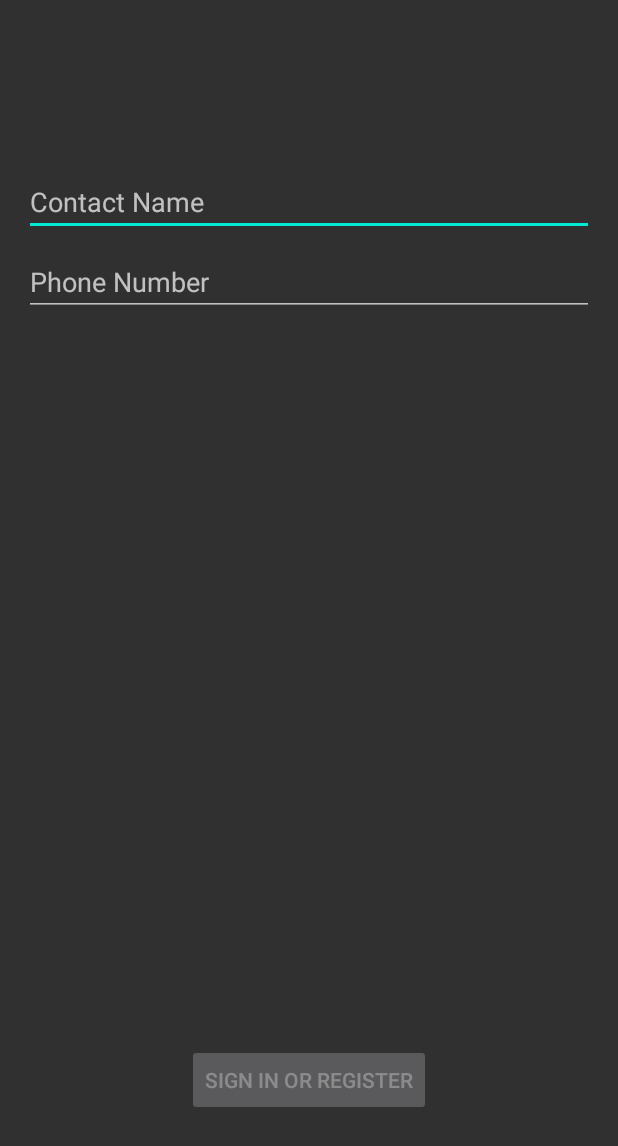
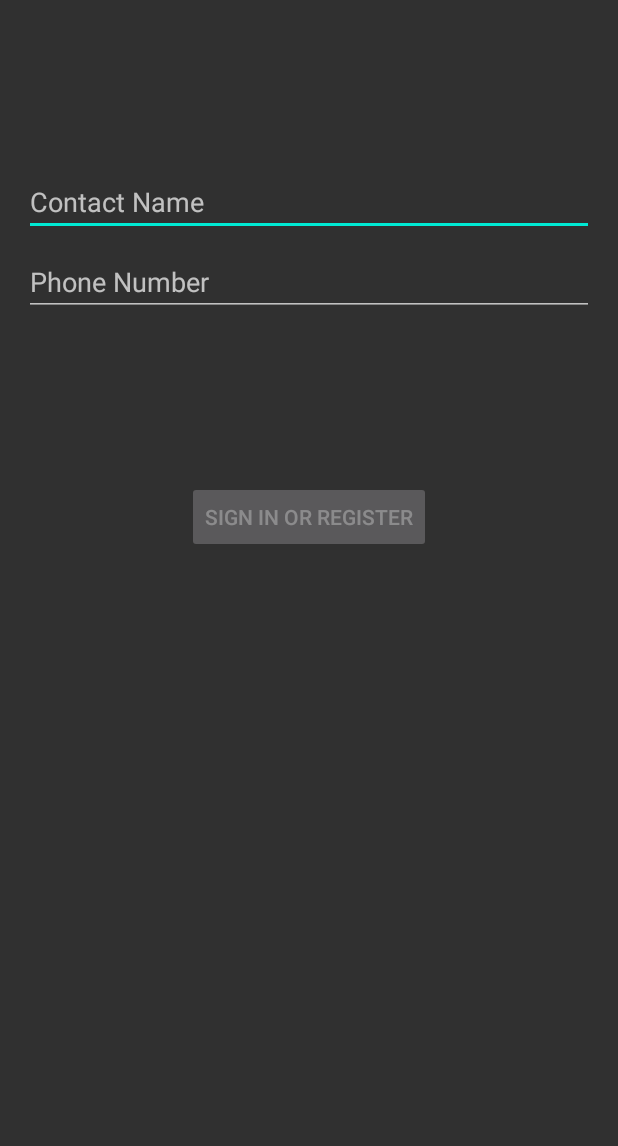
Before and after one commit to shalom2552/FallDetector, an Android app: the layout activity_contact.xml on its own in the app's theme, with its tools: preview values and no code run, on a phone screen of 412 x 824 dp. Shown: the top 1146 px of the screen. Run offline under Robolectric (Android 15) with nearby library versions, the phone set to English and light mode, and no system bars.

Commit message:
bug fixed

```diff
--- a/app/src/main/res/layout/activity_contact.xml
+++ b/app/src/main/res/layout/activity_contact.xml
@@ -49,7 +49,7 @@
         app:layout_constraintBottom_toBottomOf="parent"
         app:layout_constraintEnd_toEndOf="parent"
         app:layout_constraintStart_toStartOf="parent"
-        app:layout_constraintTop_toBottomOf="@+id/password"
+        app:layout_constraintTop_toBottomOf="@+id/textview_number"
         app:layout_constraintVertical_bias="0.2" />
 
     <ProgressBar
@@ -61,9 +61,10 @@
         android:layout_marginBottom="64dp"
         android:visibility="gone"
         app:layout_constraintBottom_toBottomOf="parent"
-        app:layout_constraintEnd_toEndOf="@+id/password"
-        app:layout_constraintStart_toStartOf="@+id/password"
+        app:layout_constraintEnd_toEndOf="@+id/textview_number"
+        app:layout_constraintStart_toStartOf="@+id/textview_number"
         app:layout_constraintTop_toTopOf="parent"
         app:layout_constraintVertical_bias="0.3" />
 
+
 </androidx.constraintlayout.widget.ConstraintLayout>
```
